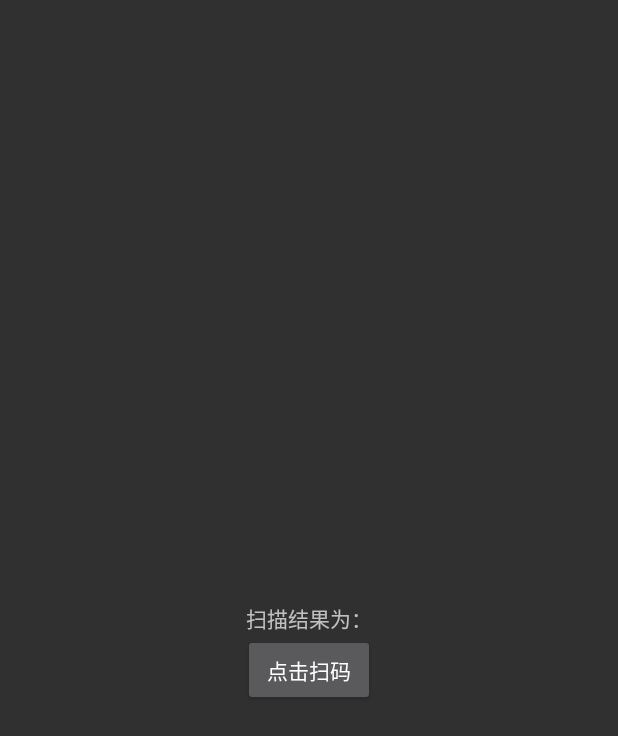
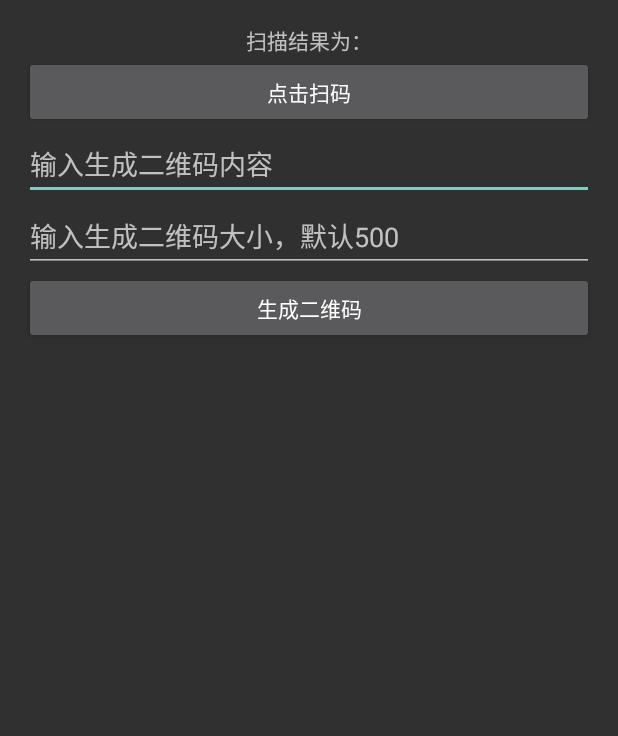
Before and after one commit to Hellobird/BarCode, an Android app: the screen it shows after launch (MainActivity), on a phone screen of 412 x 824 dp. Shown: the top 736 px of the screen. Run offline under Robolectric (Android 15) with nearby library versions, the light colour scheme and no system bars.

Commit message:
1.增加是否回传bitmap定制参数 2.增加二维码生成工具

```diff
--- a/app/src/main/res/layout/activity_main.xml
+++ b/app/src/main/res/layout/activity_main.xml
@@ -1,27 +1,47 @@
 <?xml version="1.0" encoding="utf-8"?>
-<androidx.constraintlayout.widget.ConstraintLayout xmlns:android="http://schemas.android.com/apk/res/android"
-    xmlns:app="http://schemas.android.com/apk/res-auto"
+<LinearLayout xmlns:android="http://schemas.android.com/apk/res/android"
     xmlns:tools="http://schemas.android.com/tools"
     android:layout_width="match_parent"
     android:layout_height="match_parent"
+    android:gravity="center_horizontal"
+    android:orientation="vertical"
+    android:padding="16dp"
     tools:context=".MainActivity">
 
     <TextView
         android:id="@+id/tv_result"
         android:layout_width="wrap_content"
         android:layout_height="wrap_content"
-        android:text="扫描结果为："
-        app:layout_constraintBottom_toBottomOf="parent"
-        app:layout_constraintLeft_toLeftOf="parent"
-        app:layout_constraintRight_toRightOf="parent"
-        app:layout_constraintTop_toTopOf="parent" />
+        android:text="扫描结果为：" />
 
     <Button
         android:id="@+id/btn_barcode"
+        android:layout_width="match_parent"
+        android:layout_height="wrap_content"
+        android:text="点击扫码" />
+
+    <EditText
+        android:id="@+id/edt_content"
+        android:layout_width="match_parent"
+        android:layout_height="wrap_content"
+        android:hint="输入生成二维码内容" />
+
+    <EditText
+        android:id="@+id/edt_size"
+        android:layout_width="match_parent"
+        android:layout_height="wrap_content"
+        android:hint="输入生成二维码大小，默认500"
+        android:inputType="number"
+        android:maxLength="3" />
+
+    <Button
+        android:id="@+id/btn_create"
+        android:layout_width="match_parent"
+        android:layout_height="wrap_content"
+        android:text="生成二维码" />
+
+    <ImageView
+        android:id="@+id/img_code"
         android:layout_width="wrap_content"
-        android:layout_height="wrap_content"
-        android:text="点击扫码"
-        app:layout_constraintLeft_toLeftOf="parent"
-        app:layout_constraintRight_toRightOf="parent"
-        app:layout_constraintTop_toBottomOf="@id/tv_result" />
-</androidx.constraintlayout.widget.ConstraintLayout>
+        android:layout_height="wrap_content" />
+</LinearLayout>
--- a/barcode/src/main/java/io/hellobird/barcode/BarCodeHandler.java
+++ b/barcode/src/main/java/io/hellobird/barcode/BarCodeHandler.java
@@ -50,10 +50,10 @@ class BarCodeHandler extends Handler {
      * @param decodeFormats 解析类型
      * @param callback      回调
      */
-    BarCodeHandler(Context context, CameraManager cameraManager, Collection<BarcodeFormat> decodeFormats, Callback callback) {
+    BarCodeHandler(Context context, CameraManager cameraManager, Collection<BarcodeFormat> decodeFormats, Callback callback, boolean callBackBitmap) {
         mCameraManager = cameraManager;
         mCallback = callback;
-        mDecodeThread = new DecodeThread(context, cameraManager, this, decodeFormats, null, null, null);
+        mDecodeThread = new DecodeThread(context, cameraManager, this, decodeFormats, null, null, null, callBackBitmap);
         mDecodeThread.start();
     }
 
--- a/barcode/src/main/res/values/attrs.xml
+++ b/barcode/src/main/res/values/attrs.xml
@@ -25,6 +25,8 @@
             <flag name="UPC_A" value="0x4000" />
             <flag name="UPC_EAN_EXTENSION" value="0x8000" />
         </attr>
+        <!--回传结果时是否生成bitmap-->
+        <attr name="bitmap" format="boolean"/>
     </declare-styleable>
 
     <!--DecorationView-->
```
Also changed, not shown: app/src/main/java/io/hellobird/barcodedemo/MainActivity.java (+23 -0 lines), barcode/src/main/java/io/hellobird/barcode/BarCodeView.java (+7 -1 lines), barcode/src/main/java/io/hellobird/barcode/decode/DecodeHandler.java (+11 -4 lines), barcode/src/main/java/io/hellobird/barcode/decode/DecodeThread.java (+5 -2 lines), barcode/src/main/java/io/hellobird/barcode/encode/CodeEncoder.java (added, +135 -0 lines).
